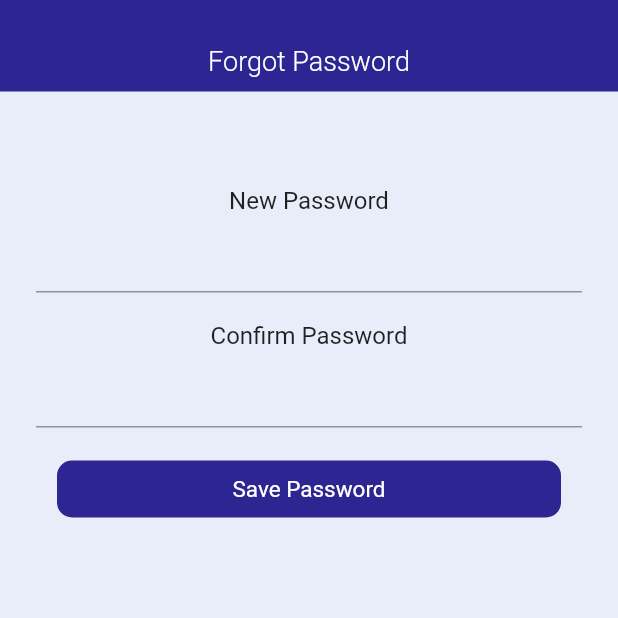
After one commit to author-sanjay/perhour_flutter, a Flutter app: the ResetPassword screen opened directly, after a tap on "Save Password", on a phone screen of 412 x 824 dp, the top half of it. The commit adds this screen. Run offline on Flutter 3.47's test engine with Material 2 defaults, Android fonts, the phone set to English and light mode, and no system bars; our stand-ins replace cloud_firestore, dio, file_picker, firebase_core, firebase_storage, flutter_rating_bar and 3 more; missing offline and left inert: chat_app_plugin, flutter_downloader, razorpay_flutter; accounts and stored records are empty; network calls fail.

Commit message:
change password

```diff
--- a/lib/Screens/ProfileOptions/ProfileOptions.dart
+++ b/lib/Screens/ProfileOptions/ProfileOptions.dart
@@ -10,6 +10,7 @@ import 'package:perhour_flutter/Screens/ManageSupport/ManageSupport.dart';
 import 'package:perhour_flutter/Screens/Membership/Membership.dart';
 import 'package:perhour_flutter/Screens/PostJob/PostJob.dart';
 import 'package:perhour_flutter/Screens/PostedProjects/PostedProjects.dart';
+import 'package:perhour_flutter/Screens/ResetPassword/ResetPassword.dart';
 import 'package:perhour_flutter/Screens/Wallet/Wallet.dart';
 import 'package:shared_preferences/shared_preferences.dart';
 
@@ -263,7 +264,7 @@ class ProfileOptions extends StatelessWidget {
                         ),
                         GestureDetector(
                           onTap: () {
-
+                              Navigator.push(context,MaterialPageRoute(builder: (context) => ResetPassword(),),);
                           },
                           child: Container(
                             padding: EdgeInsets.only(top: 30),
--- /dev/null
+++ b/lib/Screens/ResetPassword/ResetPassword.dart
@@ -0,0 +1,112 @@
+import 'dart:convert';
+import 'package:flutter/material.dart';
+import 'package:perhour_flutter/Colors.dart';
+import 'package:perhour_flutter/Screens/ListBids/ListBids.dart';
+import 'package:http/http.dart' as http;
+import 'package:perhour_flutter/Screens/Login/Components/RegisterDetails.dart';
+import 'package:perhour_flutter/api.dart';
+class ResetPassword extends StatefulWidget {
+  const ResetPassword({Key? key}) : super(key: key);
+
+  @override
+  State<ResetPassword> createState() => _ResetPasswordState();
+}
+
+class _ResetPasswordState extends State<ResetPassword> {
+  static String currentpassword="";
+  static String newpassword="";
+  static String confirmpassword="";
+  final snackbar = const SnackBar(content: Text("Password Dont match. Please Try again",style: TextStyle(color: Colors.white),),backgroundColor: Colors.red,);
+  final success = const SnackBar(content: Text("Password Changed Successfully",style: TextStyle(color: Colors.white),),backgroundColor: Colors.green,);
+  @override
+  Widget build(BuildContext context) {
+    return Scaffold(
+      body: ConstrainedBox(
+        constraints:BoxConstraints(
+            minHeight: MediaQuery.of(context).size.height),
+        child: Container(
+          color: backgroundwhite,
+          width: MediaQuery.of(context).size.width,
+          child: Column(children: [
+            Topbar(title: "Forgot Password",),
+            Padding(
+              padding: const EdgeInsets.only(top:28.0),
+              child: Container(
+                padding: EdgeInsets.all( 20),
+                child: Column(
+                  children: [
+
+                    Padding(
+                      padding: const EdgeInsets.only(top: 15.0),
+                      child: Text("New Password",style: TextStyle(fontSize: 16),),
+                    ),
+                    Padding(
+                      padding: const EdgeInsets.all(4.0),
+                      child: TextFormField(onChanged: (v){
+                        _ResetPasswordState.newpassword=v;
+                      },obscureText: true,),
+                    ),
+                    Padding(
+                      padding: const EdgeInsets.only(top: 15.0),
+                      child: Text("Confirm Password",style: TextStyle(fontSize: 16),),
+                    ),
+                    Padding(
+                      padding: const EdgeInsets.all(4.0),
+                      child: TextFormField(onChanged: (v){
+                        _ResetPasswordState.confirmpassword=v;
+                      },obscureText: false,),
+                    ),
+
+                    Padding(
+                      padding: const EdgeInsets.all(18.0),
+                      child: GestureDetector(
+                        onTap: (){
+                          changepassword();
+                        },
+                        child: Container(
+                          decoration: BoxDecoration(
+                              color: kblue,
+                              borderRadius: BorderRadius.circular(10)
+                          ),
+                          width: MediaQuery.of(context).size.width,
+                          padding: EdgeInsets.all( 10),
+                          child: Center(
+                              child: Text("Save Password",
+                                          style: TextStyle(
+                                              fontSize: 15,
+                                              color: Colors.white),
+                              ),
+                          ),
+                        ),
+                      ),
+                    )
+                  ],
+                ),
+              ),
+            )
+          ],
+          ),
+        ),
+      ),
+    );
+  }
+
+  bool validatepassword(id, id2){
+    if(id==id2){
+      return true;
+    }
+    return false;
+  }
+  void changepassword() async {
+    if(validatepassword(_ResetPasswordState.confirmpassword, _ResetPasswordState.newpassword)){
+      var res = await http.post(Uri.parse(api + 'users/changepassword/${user.id}/${_ResetPasswordState.newpassword}'),headers: headers);
+      var result = jsonDecode(res.body);
+      print(result);
+      ScaffoldMessenger.of(context).showSnackBar(success);
+      Navigator.pop(context);
+
+    }else{
+      ScaffoldMessenger.of(context).showSnackBar(snackbar);
+    }
+  }
+}
```
